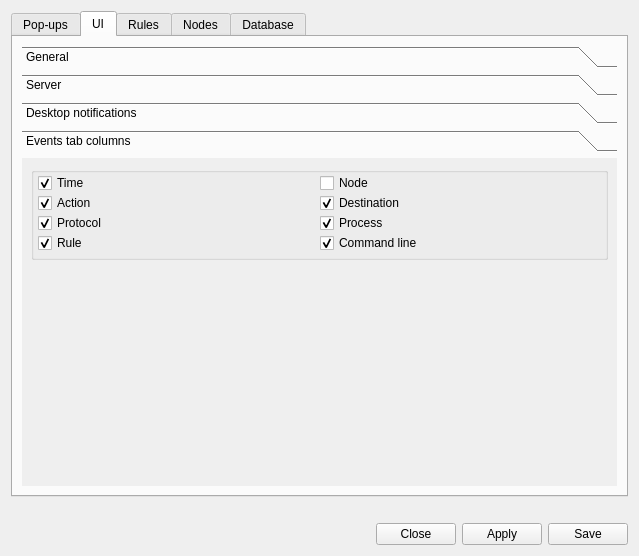
First picture: the form in ui/opensnitch/res/preferences.ui, repository evilsocket/opensnitch, before the edit.
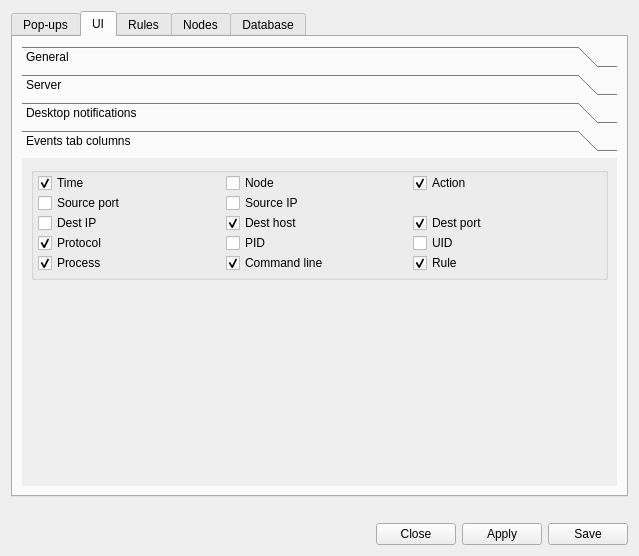
Second picture: the form after the edit. The open tabs and pages were chosen to show the change. Icons and pictures are not drawn.

Commit message:
ui,events: display all columns in the Events tab
Display by default all columns in the Events tab, and allow to configure
what columns to display.

Closes #1223

What changed in the file:
```diff
--- a/ui/opensnitch/res/preferences.ui
+++ b/ui/opensnitch/res/preferences.ui
@@ -1069,8 +1069,8 @@
            <rect>
             <x>0</x>
             <y>0</y>
-            <width>219</width>
-            <height>115</height>
+            <width>599</width>
+            <height>323</height>
            </rect>
           </property>
           <attribute name="label">
@@ -1104,35 +1104,17 @@
               <property name="spacing">
                <number>0</number>
               </property>
-              <item row="0" column="0">
-               <widget class="QCheckBox" name="checkHideTime">
-                <property name="sizePolicy">
-                 <sizepolicy hsizetype="Minimum" vsizetype="Preferred">
-                  <horstretch>0</horstretch>
-                  <verstretch>0</verstretch>
-                 </sizepolicy>
-                </property>
+              <item row="2" column="0">
+               <widget class="QCheckBox" name="checkHideSrcPort">
                 <property name="text">
-                 <string>Time</string>
-                </property>
-                <property name="checked">
-                 <bool>true</bool>
+                 <string>Source port</string>
                 </property>
                </widget>
               </item>
-              <item row="6" column="0">
-               <widget class="QCheckBox" name="checkHideRule">
-                <property name="sizePolicy">
-                 <sizepolicy hsizetype="Minimum" vsizetype="Preferred">
-                  <horstretch>0</horstretch>
-                  <verstretch>0</verstretch>
-                 </sizepolicy>
-                </property>
+              <item row="2" column="1">
+               <widget class="QCheckBox" name="checkHideSrcIP">
                 <property name="text">
-                 <string>Rule</string>
-                </property>
-                <property name="checked">
-                 <bool>true</bool>
+                 <string>Source IP</string>
                 </property>
                </widget>
               </item>
@@ -1152,23 +1134,17 @@
                 </property>
                </widget>
               </item>
-              <item row="4" column="0">
-               <widget class="QCheckBox" name="checkHideProto">
-                <property name="sizePolicy">
-                 <sizepolicy hsizetype="Minimum" vsizetype="Preferred">
-                  <horstretch>0</horstretch>
-                  <verstretch>0</verstretch>
-                 </sizepolicy>
-                </property>
+              <item row="7" column="1">
+               <widget class="QCheckBox" name="checkHideCmdline">
                 <property name="text">
-                 <string>Protocol</string>
+                 <string>Command line</string>
                 </property>
                 <property name="checked">
                  <bool>true</bool>
                 </property>
                </widget>
               </item>
-              <item row="2" column="0">
+              <item row="0" column="2">
                <widget class="QCheckBox" name="checkHideAction">
                 <property name="sizePolicy">
                  <sizepolicy hsizetype="Minimum" vsizetype="Preferred">
@@ -1184,8 +1160,8 @@
                 </property>
                </widget>
               </item>
-              <item row="2" column="1">
-               <widget class="QCheckBox" name="checkHideDst">
+              <item row="0" column="0">
+               <widget class="QCheckBox" name="checkHideTime">
                 <property name="sizePolicy">
                  <sizepolicy hsizetype="Minimum" vsizetype="Preferred">
                   <horstretch>0</horstretch>
@@ -1193,14 +1169,46 @@
                  </sizepolicy>
                 </property>
                 <property name="text">
-                 <string>Destination</string>
+                 <string>Time</string>
                 </property>
                 <property name="checked">
                  <bool>true</bool>
                 </property>
                </widget>
               </item>
-              <item row="4" column="1">
+              <item row="5" column="0">
+               <widget class="QCheckBox" name="checkHideProto">
+                <property name="sizePolicy">
+                 <sizepolicy hsizetype="Minimum" vsizetype="Preferred">
+                  <horstretch>0</horstretch>
+                  <verstretch>0</verstretch>
+                 </sizepolicy>
+                </property>
+                <property name="text">
+                 <string>Protocol</string>
+                </property>
+                <property name="checked">
+                 <bool>true</bool>
+                </property>
+               </widget>
+              </item>
+              <item row="7" column="2">
+               <widget class="QCheckBox" name="checkHideRule">
+                <property name="sizePolicy">
+                 <sizepolicy hsizetype="Minimum" vsizetype="Preferred">
+                  <horstretch>0</horstretch>
+                  <verstretch>0</verstretch>
+                 </sizepolicy>
+                </property>
+                <property name="text">
+                 <string>Rule</string>
+                </property>
+                <property name="checked">
+                 <bool>true</bool>
+                </property>
+               </widget>
+              </item>
+              <item row="7" column="0">
                <widget class="QCheckBox" name="checkHideProc">
                 <property name="sizePolicy">
                  <sizepolicy hsizetype="Preferred" vsizetype="Preferred">
@@ -1216,16 +1224,53 @@
                 </property>
                </widget>
               </item>
-              <item row="6" column="1">
-               <widget class="QCheckBox" name="checkHideCmdline">
+              <item row="5" column="1">
+               <widget class="QCheckBox" name="checkHidePID">
                 <property name="text">
-                 <string>Command line</string>
+                 <string>PID</string>
                 </property>
+               </widget>
+              </item>
+              <item row="4" column="2">
+               <widget class="QCheckBox" name="checkHideDstPort">
+                <property name="text">
+                 <string>Dest port</string>
+                </property>
                 <property name="checked">
                  <bool>true</bool>
                 </property>
                </widget>
               </item>
+              <item row="4" column="1">
+               <widget class="QCheckBox" name="checkHideDstHost">
+                <property name="sizePolicy">
+                 <sizepolicy hsizetype="Minimum" vsizetype="Preferred">
+                  <horstretch>0</horstretch>
+                  <verstretch>0</verstretch>
+                 </sizepolicy>
+                </property>
+                <property name="text">
+                 <string>Dest host</string>
+                </property>
+                <property name="checked">
+                 <bool>true</bool>
+                </property>
+               </widget>
+              </item>
+              <item row="4" column="0">
+               <widget class="QCheckBox" name="checkHideDstIP">
+                <property name="text">
+                 <string>Dest IP</string>
+                </property>
+               </widget>
+              </item>
+              <item row="5" column="2">
+               <widget class="QCheckBox" name="checkHideUID">
+                <property name="text">
+                 <string>UID</string>
+                </property>
+               </widget>
+              </item>
              </layout>
             </widget>
            </item>
```
Left out of the diff: 10 changed lines with no effect on the pictures. The commit also changes 3 other files.
